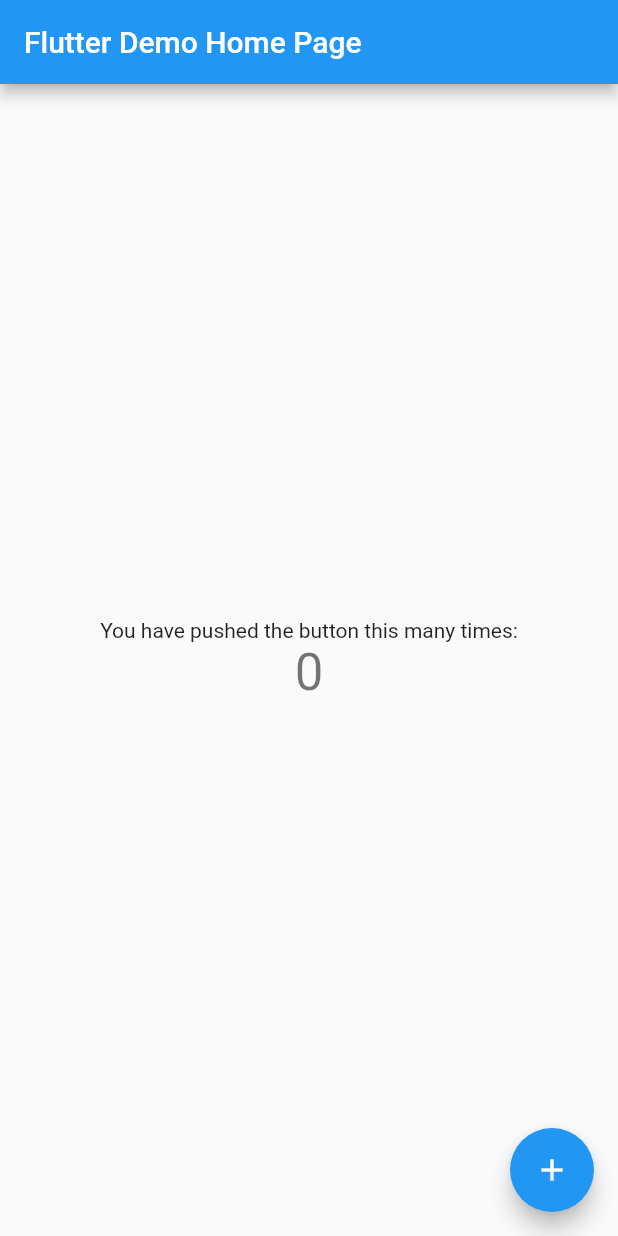
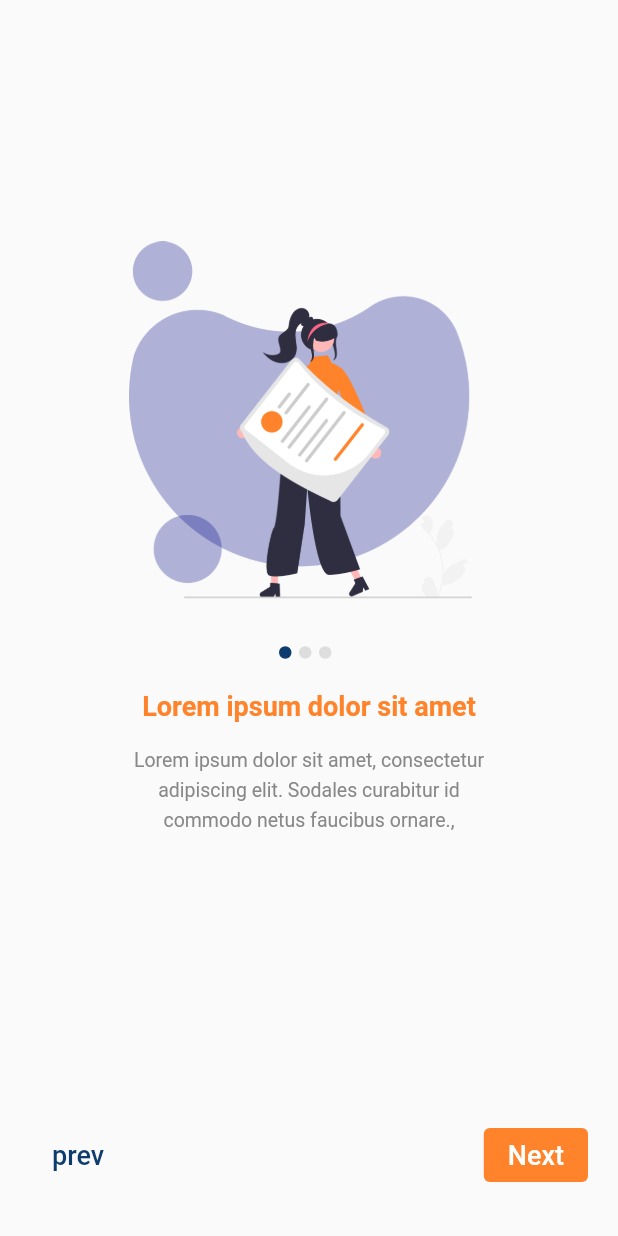
Before and after one commit to rajoriaakash/local_filings, a Flutter app: the screen it shows after launch, on a phone screen of 412 x 824 dp. Run offline on Flutter 3.47's test engine with Material 2 defaults, Android fonts, the phone set to English and light mode, and no system bars.

Commit message:
Create onBoarding screen with basic functionalities

```diff
--- a/lib/main.dart
+++ b/lib/main.dart
@@ -1,7 +1,14 @@
 import 'package:flutter/material.dart';
-
+import 'package:local_filings/view/screens/onboarding/onboarding.dart';
+import 'package:local_filings/view/screens/onboarding/onboarding_widget.dart';
+import 'package:provider/provider.dart';
+import 'provider/onboarding_provider.dart';
 void main() {
-  runApp(const MyApp());
+  runApp(MultiProvider(providers: [
+    ChangeNotifierProvider.value(value: OnBoardingProvider()),
+  ],
+    child: MyApp(),
+  ));
 }
 
 class MyApp extends StatelessWidget {
@@ -24,13 +31,13 @@
         // is not restarted.
         primarySwatch: Colors.blue,
       ),
-      home: const MyHomePage(title: 'Flutter Demo Home Page'),
+      home: const MyHomePage(),
     );
   }
 }
 
 class MyHomePage extends StatefulWidget {
-  const MyHomePage({Key? key, required this.title}) : super(key: key);
+  const MyHomePage({Key? key}) : super(key: key);
 
   // This widget is the home page of your application. It is stateful, meaning
   // that it has a State object (defined below) that contains fields that affect
@@ -41,25 +48,12 @@
   // used by the build method of the State. Fields in a Widget subclass are
   // always marked "final".
 
-  final String title;
-
   @override
   State<MyHomePage> createState() => _MyHomePageState();
 }
 
 class _MyHomePageState extends State<MyHomePage> {
-  int _counter = 0;
 
-  void _incrementCounter() {
-    setState(() {
-      // This call to setState tells the Flutter framework that something has
-      // changed in this State, which causes it to rerun the build method below
-      // so that the display can reflect the updated values. If we changed
-      // _counter without calling setState(), then the build method would not be
-      // called again, and so nothing would appear to happen.
-      _counter++;
-    });
-  }
 
   @override
   Widget build(BuildContext context) {
@@ -69,47 +63,6 @@
     // The Flutter framework has been optimized to make rerunning build methods
     // fast, so that you can just rebuild anything that needs updating rather
     // than having to individually change instances of widgets.
-    return Scaffold(
-      appBar: AppBar(
-        // Here we take the value from the MyHomePage object that was created by
-        // the App.build method, and use it to set our appbar title.
-        title: Text(widget.title),
-      ),
-      body: Center(
-        // Center is a layout widget. It takes a single child and positions it
-        // in the middle of the parent.
-        child: Column(
-          // Column is also a layout widget. It takes a list of children and
-          // arranges them vertically. By default, it sizes itself to fit its
-          // children horizontally, and tries to be as tall as its parent.
-          //
-          // Invoke "debug painting" (press "p" in the console, choose the
-          // "Toggle Debug Paint" action from the Flutter Inspector in Android
-          // Studio, or the "Toggle Debug Paint" command in Visual Studio Code)
-          // to see the wireframe for each widget.
-          //
-          // Column has various properties to control how it sizes itself and
-          // how it positions its children. Here we use mainAxisAlignment to
-          // center the children vertically; the main axis here is the vertical
-          // axis because Columns are vertical (the cross axis would be
-          // horizontal).
-          mainAxisAlignment: MainAxisAlignment.center,
-          children: <Widget>[
-            const Text(
-              'You have pushed the button this many times:',
-            ),
-            Text(
-              '$_counter',
-              style: Theme.of(context).textTheme.headline4,
-            ),
-          ],
-        ),
-      ),
-      floatingActionButton: FloatingActionButton(
-        onPressed: _incrementCounter,
-        tooltip: 'Increment',
-        child: const Icon(Icons.add),
-      ), // This trailing comma makes auto-formatting nicer for build methods.
-    );
+    return OnBoarding();
   }
 }
--- /dev/null
+++ b/lib/provider/onboarding_provider.dart
@@ -0,0 +1,11 @@
+import 'package:flutter/material.dart';
+
+class OnBoardingProvider extends ChangeNotifier{
+  int _selectedIndex = 0;
+  int get selectedIndex => _selectedIndex;
+
+  void setSelectIndex(int index) {
+    _selectedIndex = index;
+    notifyListeners();
+  }
+}
--- /dev/null
+++ b/lib/view/screens/onboarding/onboarding.dart
@@ -0,0 +1,74 @@
+import 'package:flutter/material.dart';
+import 'package:local_filings/provider/onboarding_provider.dart';
+import 'package:provider/provider.dart';
+
+import 'onboarding_widget.dart';
+
+class OnBoarding extends StatefulWidget {
+  const OnBoarding({Key? key}) : super(key: key);
+
+  @override
+  State<OnBoarding> createState() => _OnBoardingState();
+}
+
+class _OnBoardingState extends State<OnBoarding> {
+  @override
+  Widget build(BuildContext context) {
+    final onBoarding = Provider.of<OnBoardingProvider>(context);
+    return Scaffold(
+      body: Column(
+        children: [
+          Expanded(
+            child: PageView.builder(
+              itemCount: 3,
+              itemBuilder: (context, index) {
+                return OnBoardingWidget();
+              },
+              onPageChanged: (index) => onBoarding.setSelectIndex(index),
+            ),
+          ),
+          Padding(
+            padding: const EdgeInsets.symmetric(vertical: 30,horizontal: 20),
+            child: Row(
+              mainAxisAlignment: MainAxisAlignment.spaceBetween,
+              children: [
+                TextButton(
+                    onPressed: (){
+                      if(onBoarding.selectedIndex!=0){
+                        onBoarding.setSelectIndex(onBoarding.selectedIndex-1);
+                      }
+                    },
+                    child: Text(
+                      "prev",
+                      style: TextStyle(
+                        fontSize: 18,
+                        color: Color(0xFF0E3C6E)
+                      ),
+                    )
+                ),
+                ElevatedButton(
+                    onPressed: (){
+                      if(onBoarding.selectedIndex!=2){
+                        onBoarding.setSelectIndex(onBoarding.selectedIndex+1);
+                      }
+                    },
+                    style: ButtonStyle(
+                      elevation: MaterialStateProperty.all(0),
+                      backgroundColor: MaterialStateProperty.all(Color(0xFFFF832A))
+                    ),
+                    child: Text(
+                      "Next",
+                      style: TextStyle(
+                          fontSize: 18,
+                          color: Color(0xFFFFFFFF)
+                      ),
+                    )
+                ),
+              ],
+            ),
+          )
+        ],
+      ),
+    );
+  }
+}
--- /dev/null
+++ b/lib/view/screens/onboarding/onboarding_widget.dart
@@ -0,0 +1,83 @@
+import 'package:flutter/material.dart';
+import 'package:local_filings/provider/onboarding_provider.dart';
+import 'package:provider/provider.dart';
+
+class OnBoardingWidget extends StatelessWidget {
+  const OnBoardingWidget({Key? key}) : super(key: key);
+
+  @override
+  Widget build(BuildContext context) {
+    final onBoarding = Provider.of<OnBoardingProvider>(context);
+    int index = onBoarding.selectedIndex;
+    return Scaffold(
+      body: Center(
+        child: Column(
+          mainAxisAlignment: MainAxisAlignment.center,
+          children: [
+            Image.asset(
+                'assets/images/onboarding-${index+1}.png',
+              height: 240,
+              width: 240,
+            ),
+            SizedBox(
+              height: 30,
+            ),
+            Container(
+              width: 40,
+              child: Row(
+                children: _pageIndicators(context, index),
+              ),
+            ),
+            SizedBox(
+              height: 20,
+            ),
+            const Text(
+              "Lorem ipsum dolor sit amet",
+              style: TextStyle(
+                color: Color(0xFFFF832A),
+                fontSize: 18,
+                fontWeight: FontWeight.bold
+              ),
+            ),
+            SizedBox(
+              height: 15,
+            ),
+            Container(
+              width: 240,
+              child: const Text(
+                "Lorem ipsum dolor sit amet, consectetur adipiscing elit. Sodales curabitur id commodo netus faucibus ornare.,",
+                textAlign: TextAlign.center,
+                style: TextStyle(
+                    color: Color(0xFF888888),
+                    fontSize: 13,
+                  height: 1.5
+                ),
+              ),
+            ),
+          ],
+        ),
+      ),
+    );
+  }
+  List<Widget> _pageIndicators(BuildContext context, int index) {
+    List<Widget> _indicators = [];
+
+    for (int i = 0; i < 3; i++) {
+      _indicators.add(
+        Expanded(
+          child: Container(
+            height: 10,
+            margin: EdgeInsets.only(right: 5),
+            decoration: BoxDecoration(
+              color:
+              i == index ? Color(0xFF0E3C6E) : Color(0xFFDDDDDD),
+              shape: BoxShape.circle
+              // borderRadius: i == Provider.of<OnBoardingProvider>(context).selectedIndex ? BorderRadius.circular(50) : BorderRadius.circular(25),
+            ),
+          ),
+        ),
+      );
+    }
+    return _indicators;
+  }
+}
--- a/pubspec.yaml
+++ b/pubspec.yaml
@@ -34,6 +34,7 @@
   # The following adds the Cupertino Icons font to your application.
   # Use with the CupertinoIcons class for iOS style icons.
   cupertino_icons: ^1.0.2
+  provider: ^6.0.3
 
 dev_dependencies:
   flutter_test:
@@ -58,9 +59,8 @@
   uses-material-design: true
 
   # To add assets to your application, add an assets section, like this:
-  # assets:
-  #   - images/a_dot_burr.jpeg
-  #   - images/a_dot_ham.jpeg
+  assets:
+    - assets/images/
 
   # An image asset can refer to one or more resolution-specific "variants", see
   # https://flutter.dev/assets-and-images/#resolution-aware
```
Also changed, not shown: assets/images/logo.png (added), assets/images/onboarding-1.png (added), assets/images/onboarding-2.png (added), assets/images/onboarding-3.png (added), pubspec.lock.
